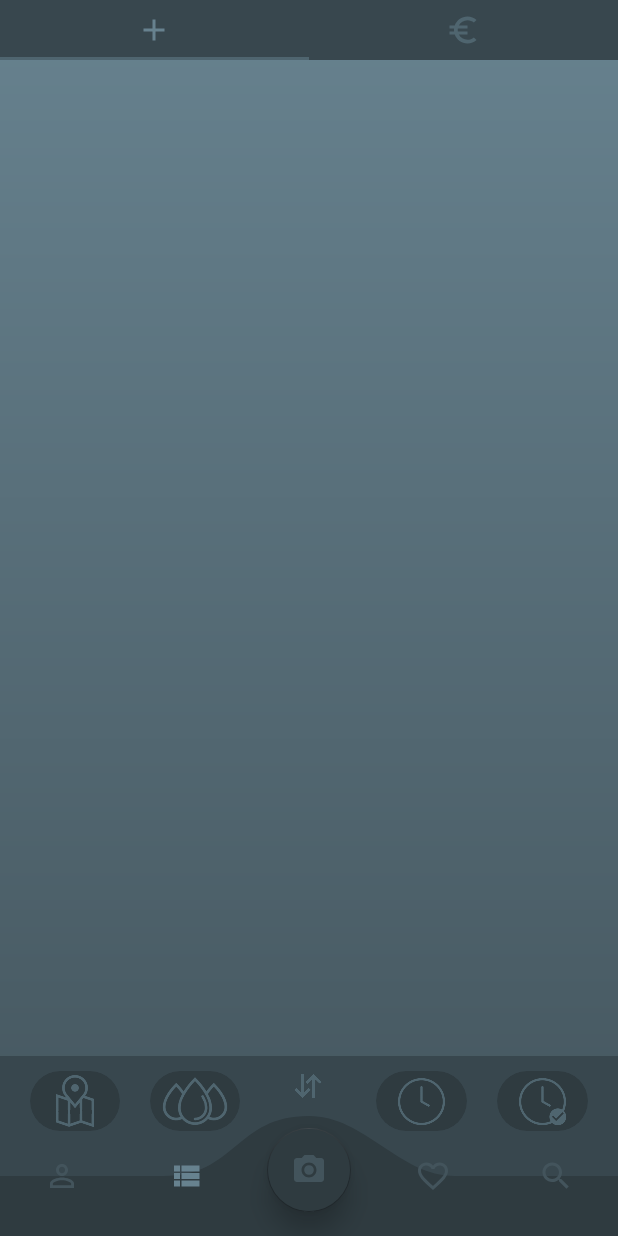
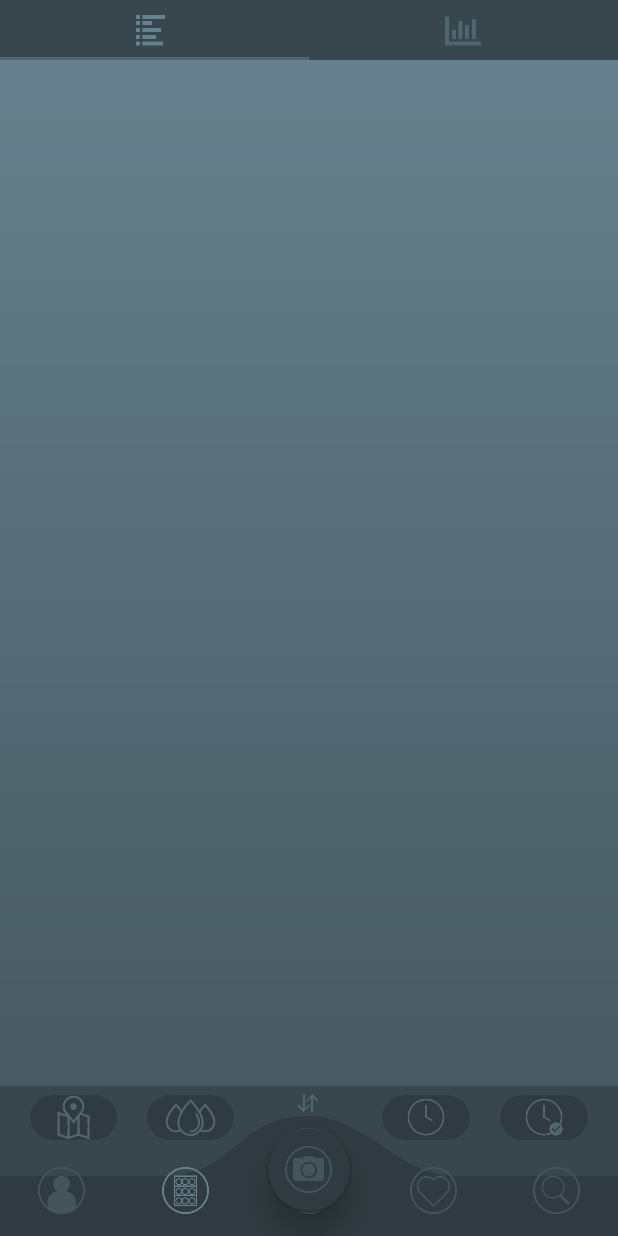
Before and after one commit to RomainCrispini/CellarV1, an Android app: the CellarActivity screen opened directly, with no data from a screen before it, on a phone screen of 412 x 824 dp. Run offline under Robolectric (Android 15) with nearby library versions, the phone set to English and light mode, and no system bars.

Commit message:
Icons Cellar Activity

```diff
--- a/app/src/main/java/com/romain/cellarv1/vue/CellarActivity.java
+++ b/app/src/main/java/com/romain/cellarv1/vue/CellarActivity.java
@@ -84,8 +84,8 @@ public class CellarActivity extends AppCompatActivity {
 
         viewPager.setAdapter(cellarPageAdapter);
 
-        cellarTabLayout.getTabAt(0).setIcon(R.drawable.ic_add_black_24dp);
-        cellarTabLayout.getTabAt(1).setIcon(R.drawable.ic_euro_symbol_black_24dp);
+        cellarTabLayout.getTabAt(0).setIcon(R.drawable.icone_menu_tabs_list);
+        cellarTabLayout.getTabAt(1).setIcon(R.drawable.icone_menu_tabs_stats);
 
         cellarTabLayout.getTabAt(0).getIcon().setColorFilter(getResources().getColor(R.color.green_light), PorterDuff.Mode.SRC_IN);
         cellarTabLayout.getTabAt(1).getIcon().setColorFilter(getResources().getColor(R.color.green_middle_light), PorterDuff.Mode.SRC_IN);
--- a/app/src/main/java/com/romain/cellarv1/vue/MainActivity.java
+++ b/app/src/main/java/com/romain/cellarv1/vue/MainActivity.java
@@ -2,6 +2,7 @@ package com.romain.cellarv1.vue;
 
 import android.Manifest;
 import android.app.FragmentManager;
+import android.content.Context;
 import android.content.DialogInterface;
 import android.content.Intent;
 import android.content.pm.PackageManager;
@@ -12,6 +13,7 @@ import android.location.Location;
 import android.location.LocationListener;
 import android.location.LocationManager;
 import android.os.Bundle;
+import android.util.AttributeSet;
 import android.util.Log;
 import android.view.MenuItem;
 import android.view.View;
@@ -31,6 +33,7 @@ import com.google.android.gms.maps.model.LatLng;
 import com.google.android.gms.maps.model.MapStyleOptions;
 import com.google.android.gms.maps.model.MarkerOptions;
 import com.google.android.material.floatingactionbutton.FloatingActionButton;
+import com.google.android.material.internal.NavigationMenuItemView;
 import com.romain.cellarv1.R;
 import com.romain.cellarv1.outils.CurvedBottomNavigationView;
 import java.io.IOException;
@@ -111,6 +114,7 @@ public class MainActivity extends AppCompatActivity implements OnMapReadyCallbac
     //setContentView(R.layout.activity_add);
     //
 
+
     private void initCurvedNavigationView() {
 
 
@@ -145,8 +149,6 @@ public class MainActivity extends AppCompatActivity implements OnMapReadyCallbac
                         //startActivity(new Intent(getApplicationContext(), SearchActivity.class).addFlags(Intent.FLAG_ACTIVITY_NO_ANIMATION));
                         //overridePendingTransition(0, 0);
                         return true;
-                    default:
-                        //Toast.makeText(UserActivity.this, "BUG", Toast.LENGTH_SHORT).show();
                 }
                 return false;
             }
--- a/app/src/main/res/layout/activity_cellar.xml
+++ b/app/src/main/res/layout/activity_cellar.xml
@@ -57,7 +57,7 @@
         app:layout_constraintBottom_toBottomOf="parent"
         android:layout_width="match_parent"
         android:background="@color/green_middle_dark"
-        android:layout_height="120dp">
+        android:layout_height="100dp">
 
         <LinearLayout
             android:layout_width="match_parent"
@@ -65,15 +65,15 @@
             android:orientation="horizontal">
 
             <androidx.cardview.widget.CardView
-                android:layout_width="40dp"
-                android:layout_height="40dp"
+                android:layout_width="30dp"
+                android:layout_height="30dp"
                 android:layout_gravity="top"
                 android:layout_marginLeft="20dp"
                 android:layout_marginRight="10dp"
-                android:layout_marginTop="10dp"
+                android:layout_marginTop="6dp"
                 android:layout_weight="1"
                 app:cardBackgroundColor="@color/green_very_dark"
-                app:cardCornerRadius="20dp"
+                app:cardCornerRadius="15dp"
                 app:cardElevation="0dp">
 
                 <ImageButton
@@ -82,28 +82,28 @@
                     android:layout_gravity="center"
                     android:backgroundTint="@color/transparent"
                     android:scaleType="centerCrop"
-                    android:padding="11dp"
+                    android:padding="13dp"
                     android:src="@drawable/icone_menubis_map"
                     android:tint="@color/green_middle_light" />
             </androidx.cardview.widget.CardView>
 
             <androidx.cardview.widget.CardView
-                android:layout_width="40dp"
-                android:layout_height="40dp"
+                android:layout_width="30dp"
+                android:layout_height="30dp"
                 android:layout_gravity="top"
                 android:layout_marginLeft="10dp"
                 android:layout_marginRight="15dp"
-                android:layout_marginTop="10dp"
+                android:layout_marginTop="6dp"
                 android:layout_weight="1"
                 app:cardBackgroundColor="@color/green_very_dark"
-                app:cardCornerRadius="20dp"
+                app:cardCornerRadius="15dp"
                 app:cardElevation="0dp">
 
                 <ImageButton
                     android:layout_width="wrap_content"
                     android:layout_height="wrap_content"
                     android:layout_gravity="center"
-                    android:padding="8dp"
+                    android:padding="12dp"
                     android:backgroundTint="@color/transparent"
                     android:scaleType="centerCrop"
                     android:src="@drawable/icone_menubis_color"
@@ -113,31 +113,31 @@
 
             <ImageView
                 android:layout_width="20dp"
-                android:layout_height="16dp"
+                android:layout_height="12dp"
                 android:layout_weight="1"
-                android:layout_marginTop="12dp"
+                android:layout_marginTop="5dp"
                 android:layout_marginLeft="10dp"
                 android:layout_marginRight="10dp"
                 android:src="@drawable/icone_menubis_fleches"
                 android:tint="@color/green_middle_light"/>
 
             <androidx.cardview.widget.CardView
-                android:layout_width="40dp"
-                android:layout_height="40dp"
+                android:layout_width="30dp"
+                android:layout_height="30dp"
                 android:layout_gravity="top"
                 android:layout_marginLeft="15dp"
                 android:layout_marginRight="10dp"
-                android:layout_marginTop="10dp"
+                android:layout_marginTop="6dp"
                 android:layout_weight="1"
                 app:cardBackgroundColor="@color/green_very_dark"
-                app:cardCornerRadius="20dp"
+                app:cardCornerRadius="15dp"
                 app:cardElevation="0dp">
 
                 <ImageButton
                     android:layout_width="wrap_content"
                     android:layout_height="wrap_content"
                     android:layout_gravity="center"
-                    android:padding="13dp"
+                    android:padding="16dp"
                     android:backgroundTint="@color/transparent"
                     android:scaleType="centerCrop"
                     android:src="@drawable/icone_menubis_millesime"
@@ -145,22 +145,22 @@
             </androidx.cardview.widget.CardView>
 
             <androidx.cardview.widget.CardView
-                android:layout_width="40dp"
-                android:layout_height="40dp"
+                android:layout_width="30dp"
+                android:layout_height="30dp"
                 android:layout_gravity="top"
                 android:layout_marginLeft="10dp"
                 android:layout_marginRight="20dp"
-                android:layout_marginTop="10dp"
+                android:layout_marginTop="6dp"
                 android:layout_weight="1"
                 app:cardBackgroundColor="@color/green_very_dark"
-                app:cardCornerRadius="20dp"
+                app:cardCornerRadius="15dp"
                 app:cardElevation="0dp">
 
                 <ImageButton
                     android:layout_width="wrap_content"
                     android:layout_height="wrap_content"
                     android:layout_gravity="center"
-                    android:padding="13dp"
+                    android:padding="16dp"
                     android:backgroundTint="@color/transparent"
                     android:scaleType="centerCrop"
                     android:src="@drawable/icone_menubis_apogee"
@@ -175,12 +175,13 @@
         app:layout_constraintStart_toStartOf="parent"
         app:layout_constraintTop_toTopOf="@id/curvedBottomNavigationView"
         app:layout_constraintBottom_toBottomOf="parent"
+        app:maxImageSize="31dp"
         android:layout_width="wrap_content"
         android:layout_height="wrap_content"
         android:layout_gravity="center"
         android:layout_marginBottom="8dp"
         android:backgroundTint="@color/green_very_dark"
-        android:src="@drawable/ic_photo_camera_black_24dp"
+        android:src="@drawable/icon_navbar_scan"
         android:tint="@color/green_dark"
         app:borderWidth="0.5dp"
         app:elevation="10dp"
@@ -193,6 +194,8 @@
         android:layout_alignParentTop="true"
         android:layout_alignParentBottom="false"
         android:layout_centerHorizontal="true"
+        app:itemIconSize="31dp"
+        android:paddingTop="20dp"
         app:labelVisibilityMode="unlabeled"
         app:layout_constrainedWidth="true"
         app:layout_constraintBottom_toBottomOf="parent"
--- a/app/src/main/res/layout/activity_main.xml
+++ b/app/src/main/res/layout/activity_main.xml
@@ -116,12 +116,13 @@
         app:layout_constraintStart_toStartOf="parent"
         app:layout_constraintTop_toTopOf="@id/curvedBottomNavigationView"
         app:layout_constraintBottom_toBottomOf="parent"
+        app:maxImageSize="31dp"
         android:layout_width="wrap_content"
         android:layout_height="wrap_content"
         android:layout_gravity="center"
         android:layout_marginBottom="8dp"
         android:backgroundTint="@color/green_very_dark"
-        android:src="@drawable/ic_photo_camera_black_24dp"
+        android:src="@drawable/icon_navbar_scan"
         android:tint="@color/green_dark"
         app:borderWidth="0.5dp"
         app:elevation="10dp"
@@ -134,6 +135,8 @@
         android:layout_alignParentTop="true"
         android:layout_alignParentBottom="false"
         android:layout_centerHorizontal="true"
+        app:itemIconSize="31dp"
+        android:paddingTop="20dp"
         app:itemIconTint="@color/green_dark"
         app:labelVisibilityMode="unlabeled"
         app:layout_constrainedWidth="true"
--- a/app/src/main/res/layout/activity_scan.xml
+++ b/app/src/main/res/layout/activity_scan.xml
@@ -35,6 +35,8 @@
         android:layout_alignParentTop="true"
         android:layout_alignParentBottom="false"
         android:layout_centerHorizontal="true"
+        app:itemIconSize="31dp"
+        android:paddingTop="20dp"
         app:labelVisibilityMode="unlabeled"
         app:layout_constrainedWidth="true"
         app:layout_constraintBottom_toBottomOf="parent"
--- a/app/src/main/res/layout/activity_user.xml
+++ b/app/src/main/res/layout/activity_user.xml
@@ -108,12 +108,13 @@
         app:layout_constraintStart_toStartOf="parent"
         app:layout_constraintTop_toTopOf="@id/curvedBottomNavigationView"
         app:layout_constraintBottom_toBottomOf="parent"
+        app:maxImageSize="31dp"
         android:layout_width="wrap_content"
         android:layout_height="wrap_content"
         android:layout_gravity="center"
         android:layout_marginBottom="8dp"
         android:backgroundTint="@color/green_very_dark"
-        android:src="@drawable/ic_photo_camera_black_24dp"
+        android:src="@drawable/icon_navbar_scan"
         android:tint="@color/green_dark"
         app:borderWidth="0.5dp"
         app:elevation="10dp"
@@ -126,6 +127,8 @@
         android:layout_alignParentTop="true"
         android:layout_alignParentBottom="false"
         android:layout_centerHorizontal="true"
+        app:itemIconSize="31dp"
+        android:paddingTop="20dp"
         app:labelVisibilityMode="unlabeled"
         app:layout_constrainedWidth="true"
         app:layout_constraintBottom_toBottomOf="parent"
--- a/app/src/main/res/menu/bottom_nav_menu.xml
+++ b/app/src/main/res/menu/bottom_nav_menu.xml
@@ -2,23 +2,23 @@
 <menu xmlns:android="http://schemas.android.com/apk/res/android">
 
     <item android:id="@+id/user"
-        android:icon="@drawable/ic_person_outline_black_24dp"
+        android:icon="@drawable/icon_navbar_user"
         android:title="" />
 
     <item android:id="@+id/cellar"
-        android:icon="@drawable/ic_view_list_black_24dp"
+        android:icon="@drawable/icon_navbar_cellar"
         android:title="" />
 
     <item android:id="@+id/scan"
-        android:icon="@drawable/ic_favorite_border_black_24dp"
+        android:icon="@drawable/icon_navbar_scan"
         android:title="" />
 
     <item android:id="@+id/like"
-        android:icon="@drawable/ic_favorite_border_black_24dp"
+        android:icon="@drawable/icon_navbar_like"
         android:title="" />
 
     <item android:id="@+id/search"
-        android:icon="@drawable/ic_search_black_24dp"
+        android:icon="@drawable/icon_navbar_search"
         android:title="" />
 
 </menu>
--- a/app/src/main/res/values/dimens.xml
+++ b/app/src/main/res/values/dimens.xml
@@ -1,2 +1,5 @@
 <?xml version="1.0" encoding="utf-8"?>
-<resources></resources>
+<resources>
+
+
+</resources>
```
Also changed, not shown: app/src/main/res/drawable/icon_navbar_cellar.png (added), app/src/main/res/drawable/icon_navbar_like.png (added), app/src/main/res/drawable/icon_navbar_scan.png (added), app/src/main/res/drawable/icon_navbar_search.png (added), app/src/main/res/drawable/icon_navbar_user.png (added), app/src/main/res/drawable/icone_menu_tabs_list.png, app/src/main/res/drawable/icone_menu_tabs_stats.png.
